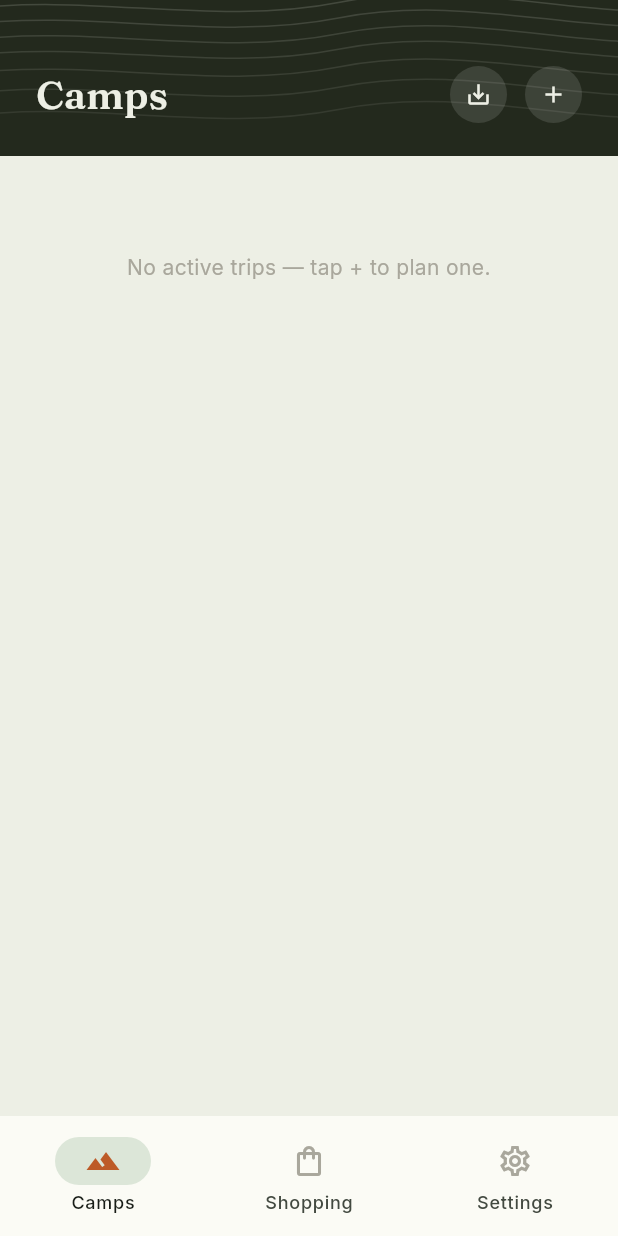
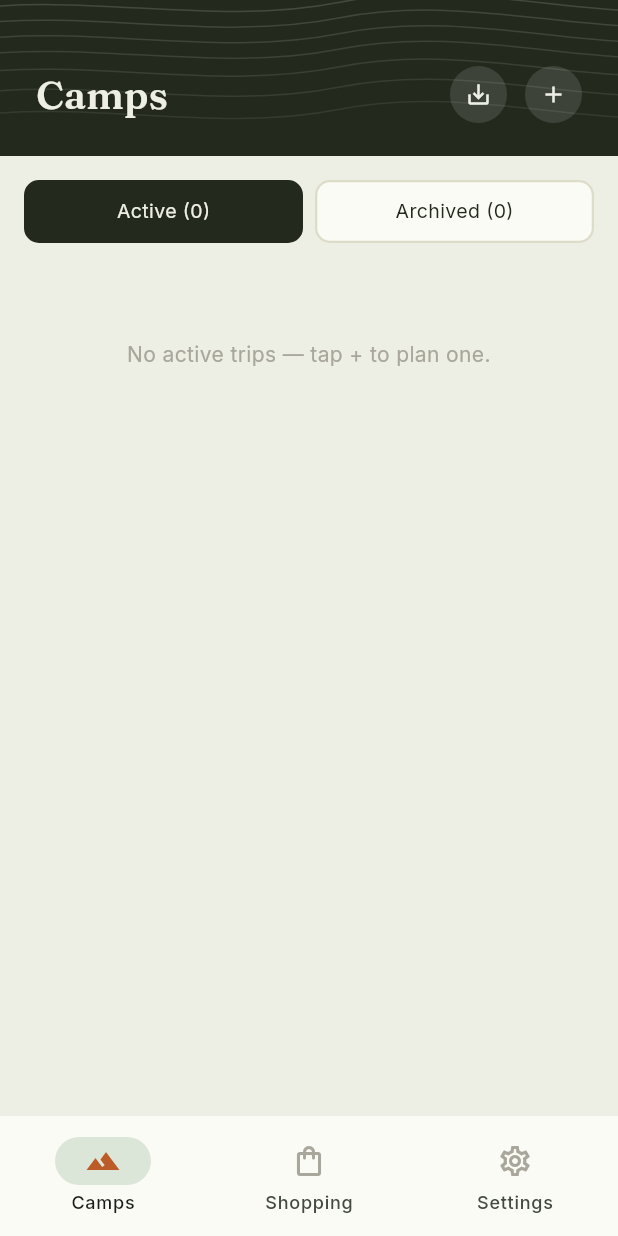
Before and after one commit to jubgyd/camping_gear_planner, a Flutter app: the screen it shows after launch, on a phone screen of 412 x 824 dp. Run offline on Flutter 3.47's test engine with Material 3 defaults, Android fonts, the phone set to English and light mode, and no system bars; our stand-ins replace file_picker, flutter_riverpod, google_fonts, shared_preferences.

Commit message:
Add trip delete + Active/Archived tabs
- Delete: "Delete trip" in the trip detail menu, with a confirmation
  dialog (destructive), then pops back to the list. Uses existing
  deleteTrip.
- Archived: replace the collapsible archived section on the Camps
  screen with an Active / Archived segmented tab bar (with counts);
  the list shows the selected set, archived cards muted.

Two tests added (delete removes only that trip).

Co-Authored-By: Claude Opus 4.8 <noreply@anthropic.com>

```diff
--- a/lib/screens/camps_screen.dart
+++ b/lib/screens/camps_screen.dart
@@ -6,6 +6,7 @@ import '../state/app_controller.dart';
 import '../theme/app_palette.dart';
 import '../theme/app_text.dart';
 import '../util/backup.dart';
+import '../util/motion.dart';
 import '../widgets/contour_header.dart';
 import '../widgets/trip_card.dart';
 import '../widgets/ui_kit.dart';
@@ -21,7 +22,7 @@ class CampsScreen extends ConsumerStatefulWidget {
 }
 
 class _CampsScreenState extends ConsumerState<CampsScreen> {
-  bool _archivedExpanded = false;
+  int _tab = 0; // 0 = active, 1 = archived
 
   void _openAddTrip() =>
       Navigator.of(context).push(MaterialPageRoute(builder: (_) => const AddTripScreen()));
@@ -63,6 +64,7 @@ class _CampsScreenState extends ConsumerState<CampsScreen> {
               final active = data.trips.where((t) => !t.archived).toList();
               final archived = data.trips.where((t) => t.archived).toList();
               final wide = isWide(context);
+              final showing = _tab == 0 ? active : archived;
 
               return ListView(
                 padding: const EdgeInsets.fromLTRB(16, 16, 16, 24),
@@ -72,33 +74,28 @@ class _CampsScreenState extends ConsumerState<CampsScreen> {
                     child: Column(
                       crossAxisAlignment: CrossAxisAlignment.stretch,
                       children: [
-                        if (active.isEmpty)
+                        _TripTabs(
+                          index: _tab,
+                          activeCount: active.length,
+                          archivedCount: archived.length,
+                          onSelect: (i) => setState(() => _tab = i),
+                        ),
+                        const SizedBox(height: 16),
+                        if (showing.isEmpty)
                           Padding(
                             padding: const EdgeInsets.only(top: 48),
-                            child: Text('No active trips — tap + to plan one.',
+                            child: Text(
+                                _tab == 0
+                                    ? 'No active trips — tap + to plan one.'
+                                    : 'No archived trips yet.',
                                 textAlign: TextAlign.center,
                                 style: AppText.body(14, color: p.slate)),
                           ),
                         _TripGrid(
-                            trips: active,
+                            trips: showing,
                             wide: wide,
                             onOpen: _openTrip,
-                            muted: false),
-                        if (archived.isNotEmpty) ...[
-                          const SizedBox(height: 8),
-                          _ArchivedHeader(
-                            count: archived.length,
-                            expanded: _archivedExpanded,
-                            onTap: () => setState(
-                                () => _archivedExpanded = !_archivedExpanded),
-                          ),
-                          if (_archivedExpanded)
-                            _TripGrid(
-                                trips: archived,
-                                wide: wide,
-                                onOpen: _openTrip,
-                                muted: true),
-                        ],
+                            muted: _tab == 1),
                       ],
                     ),
                   ),
@@ -152,33 +149,51 @@ class _TripGrid extends StatelessWidget {
   }
 }
 
-class _ArchivedHeader extends StatelessWidget {
-  const _ArchivedHeader({
-    required this.count,
-    required this.expanded,
-    required this.onTap,
+/// Active / Archived segmented tabs at the top of the trip list.
+class _TripTabs extends StatelessWidget {
+  const _TripTabs({
+    required this.index,
+    required this.activeCount,
+    required this.archivedCount,
+    required this.onSelect,
   });
-  final int count;
-  final bool expanded;
-  final VoidCallback onTap;
+  final int index;
+  final int activeCount;
+  final int archivedCount;
+  final ValueChanged<int> onSelect;
 
   @override
   Widget build(BuildContext context) {
     final p = context.palette;
-    return InkWell(
-      onTap: onTap,
-      child: Padding(
-        padding: const EdgeInsets.symmetric(vertical: 8, horizontal: 4),
-        child: Row(
-          mainAxisAlignment: MainAxisAlignment.spaceBetween,
-          children: [
-            Text('ARCHIVED ($count)',
-                style: AppText.mono(12, color: p.inkMuted, letterSpacing: 1.5)),
-            Icon(expanded ? Icons.expand_less : Icons.expand_more,
-                size: 18, color: p.slate),
-          ],
+    Widget seg(int i, String label) {
+      final on = index == i;
+      return Expanded(
+        child: GestureDetector(
+          onTap: () => onSelect(i),
+          child: AnimatedContainer(
+            duration: Motion.base,
+            curve: Motion.curve,
+            padding: const EdgeInsets.symmetric(vertical: 10),
+            alignment: Alignment.center,
+            decoration: BoxDecoration(
+              color: on ? p.selectedBg : p.surface,
+              borderRadius: BorderRadius.circular(10),
+              border: Border.all(
+                  color: on ? p.selectedBg : p.border, width: 1.5),
+            ),
+            child: Text(label,
+                style: AppText.body(13, color: on ? p.bg : p.ink)),
+          ),
         ),
-      ),
+      );
+    }
+
+    return Row(
+      children: [
+        seg(0, 'Active ($activeCount)'),
+        const SizedBox(width: 8),
+        seg(1, 'Archived ($archivedCount)'),
+      ],
     );
   }
 }
```
Also changed, not shown: lib/screens/trip_detail_screen.dart (+31 -0 lines), 1 other file.
